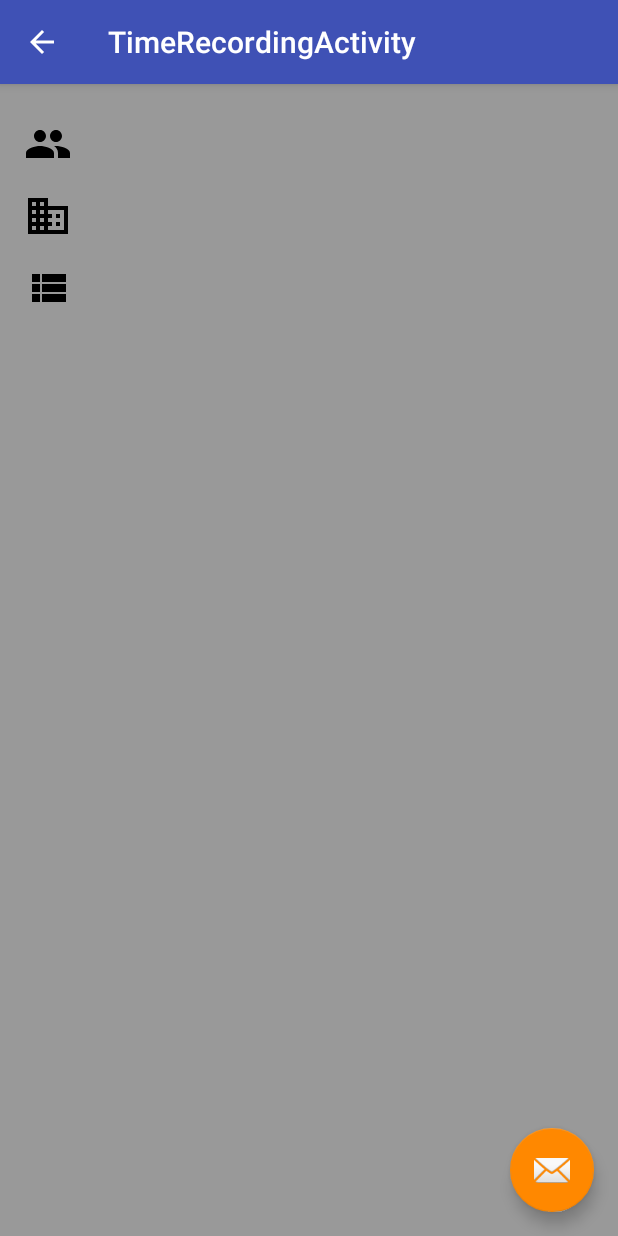
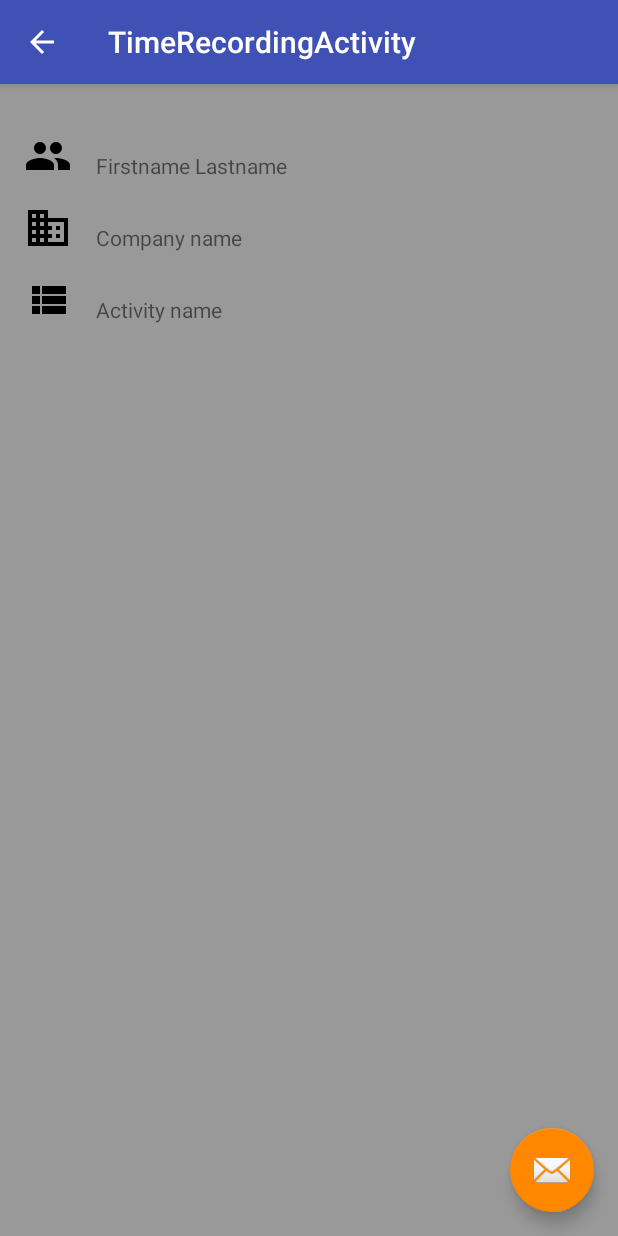
Before and after one commit to jacquesherren/WorkingTime, an Android app: the TimeRecordingActivityFragment screen opened directly, with no data from a screen before it, on a phone screen of 412 x 824 dp. Run offline under Robolectric (Android 15) with nearby library versions, the phone set to English and light mode, and no system bars.

Commit message:
fragment

```diff
--- a/app/src/main/res/layout/time_recording_fragment.xml
+++ b/app/src/main/res/layout/time_recording_fragment.xml
@@ -21,24 +21,48 @@
         <ImageView
             android:id="@+id/image_worker"
             android:layout_width="32dp"
-            android:layout_height="48dp"
+            android:layout_height="32dp"
+            android:layout_marginTop="@dimen/activity_vertical_margin"
             android:src="@drawable/ic_people_black_24dp"/>
         <TextView
+            android:id="@+id/tv_worker_value"
             android:layout_width="wrap_content"
-            android:layout_height="48dp"
-            android:ri="@+id/image_worker"/>
+            android:layout_height="wrap_content"
+            android:layout_marginLeft="@dimen/activity_horizontal_margin"
+            android:layout_toRightOf="@+id/image_worker"
+            android:layout_alignBottom="@id/image_worker"
+            android:text="Firstname Lastname"/>
         <ImageView
             android:id="@+id/image_company"
             android:layout_width="32dp"
-            android:layout_height="48dp"
+            android:layout_height="32dp"
+            android:layout_marginTop="@dimen/activity_vertical_margin"
             android:layout_below="@id/image_worker"
             android:src="@drawable/ic_business_black_24dp"/>
+        <TextView
+            android:id="@+id/tv_company_value"
+            android:layout_width="wrap_content"
+            android:layout_height="wrap_content"
+            android:layout_marginLeft="@dimen/activity_horizontal_margin"
+            android:layout_alignBottom="@+id/image_company"
+            android:layout_toRightOf="@+id/image_company"
+            android:text="Company name"/>
         <ImageView
             android:id="@+id/image_activity"
             android:layout_width="32dp"
-            android:layout_height="48dp"
+            android:layout_height="32dp"
+            android:layout_marginTop="@dimen/activity_vertical_margin"
             android:layout_below="@id/image_company"
             android:src="@drawable/ic_view_list_black_24dp"/>
+        <TextView
+            android:id="@+id/tv_activity_value"
+            android:layout_width="wrap_content"
+            android:layout_height="wrap_content"
+            android:layout_marginLeft="@dimen/activity_horizontal_margin"
+
+            android:layout_toRightOf="@+id/image_activity"
+            android:layout_alignBottom="@id/image_activity"
+            android:text="Activity name"/>
     </RelativeLayout>
 
 
```
Also changed, not shown: app/src/main/java/ch/hevs/androidproject644/js/workingtime/WorkerEditActivity.java (+54 -10 lines), app/src/main/res/layout/worker_edit_content.xml (+0 -7 lines).
